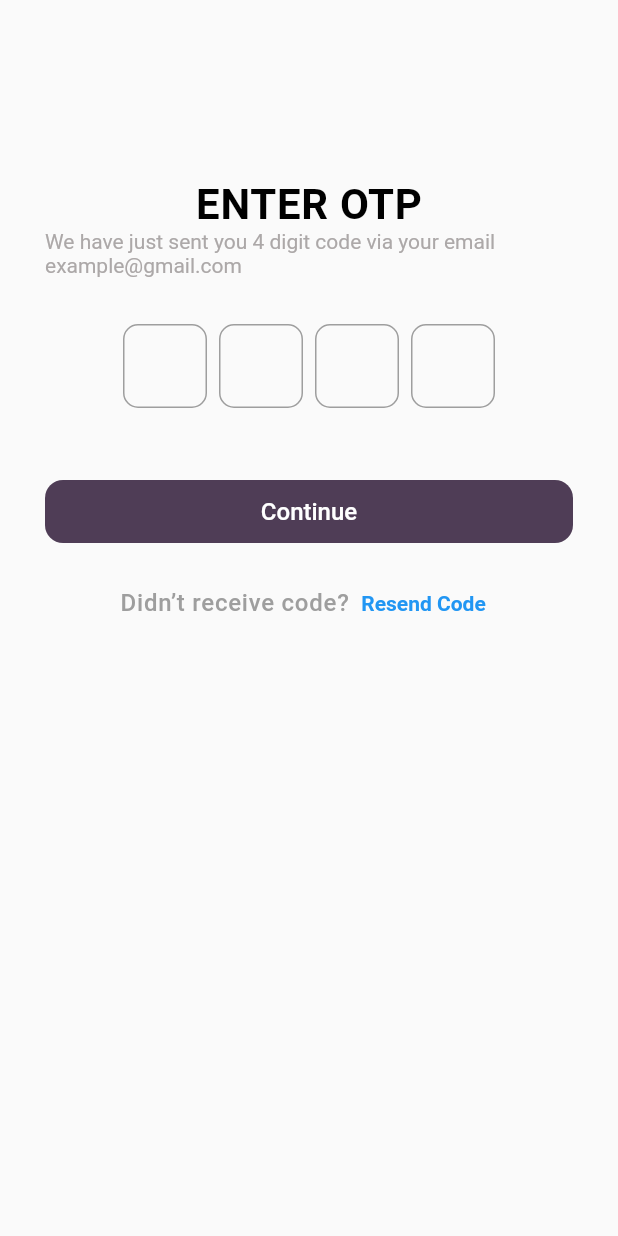
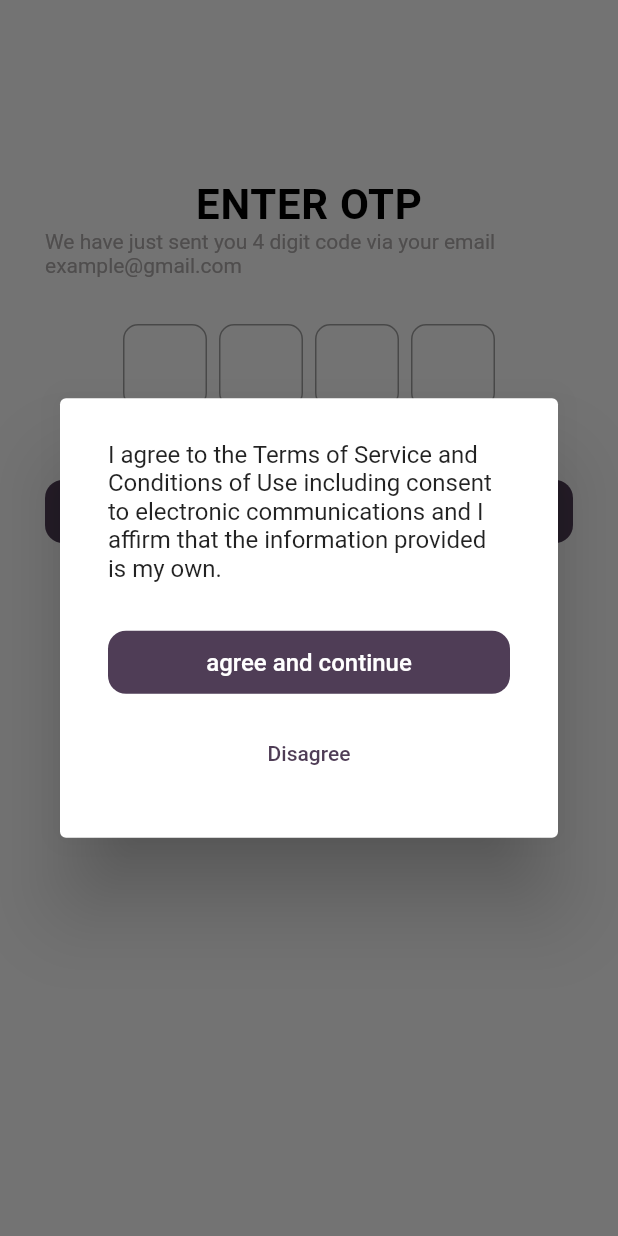
Before and after one commit to Robopicker/purse.ai, a Flutter app: the screen it shows after launch, after a tap on "Continue", on a phone screen of 412 x 824 dp. Run offline on Flutter 3.47's test engine with Material 2 defaults, Android fonts, the phone set to English and light mode, and no system bars; drawn by our look-alikes of pinput.

Commit message:
added dialog utils

```diff
--- /dev/null
+++ b/lib/Utils/dialogUtils.dart
@@ -0,0 +1,15 @@
+import 'package:flutter/material.dart';
+
+void showDialogPopup(BuildContext context, Widget widget) async {
+  showDialog(context: context,builder: (BuildContext context) {
+              return AlertDialog(
+                    scrollable: true,
+                    content: Padding(
+                      padding: const EdgeInsets.all(8.0),
+                      child: Column(
+                        children: [widget],
+                      ),
+                    ),
+                  );
+                });
+}
--- a/lib/Views/Login/OtpScreen.dart
+++ b/lib/Views/Login/OtpScreen.dart
@@ -3,6 +3,7 @@ import 'package:flutter/src/widgets/container.dart';
 import 'package:flutter/src/widgets/framework.dart';
 import 'package:purse_ai_app/Component/GenericButton.dart';
 import 'package:purse_ai_app/Component/OtpInput.dart';
+import 'package:purse_ai_app/Utils/dialogUtils.dart';
 
 class OtpScreen extends StatefulWidget {
   const OtpScreen({super.key});
@@ -12,8 +13,24 @@ class OtpScreen extends StatefulWidget {
 }
 
 class _MyWidgetState extends State<OtpScreen> {
+  onAgree() {
+    Navigator.pop(context);
+  }
+  onDisagree() {
+
+  }
+  Widget _dialogWidget() {
+    return Column(
+      children: [
+        Center(child: Text('I agree to the Terms of Service and Conditions of Use including consent to electronic communications and I affirm that the information provided is my own.')),
+        GenericButton(title: 'agree and continue', onCallback: onCallback),
+        SizedBox(height: 16,),
+        TextButton(onPressed: onDisagree, child: Text('Disagree', style: TextStyle(color: Color.fromARGB(255,79, 61, 86)),))
+      ],
+    );
+  }
   onCallback() {
-    print('dsvfvfdvfdvfdvf');
+    showDialogPopup(context, _dialogWidget());
   }
   onResendPressed() {
     print('resend prefd');
```
